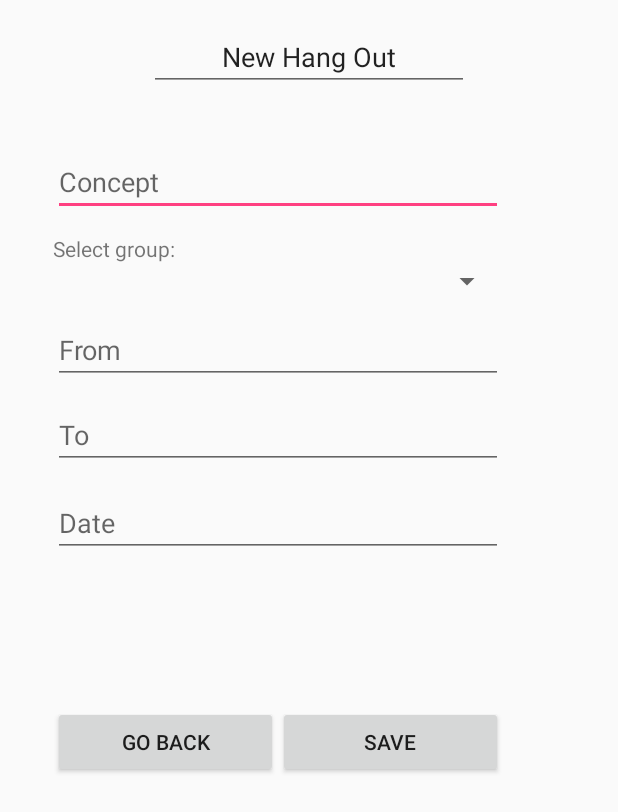
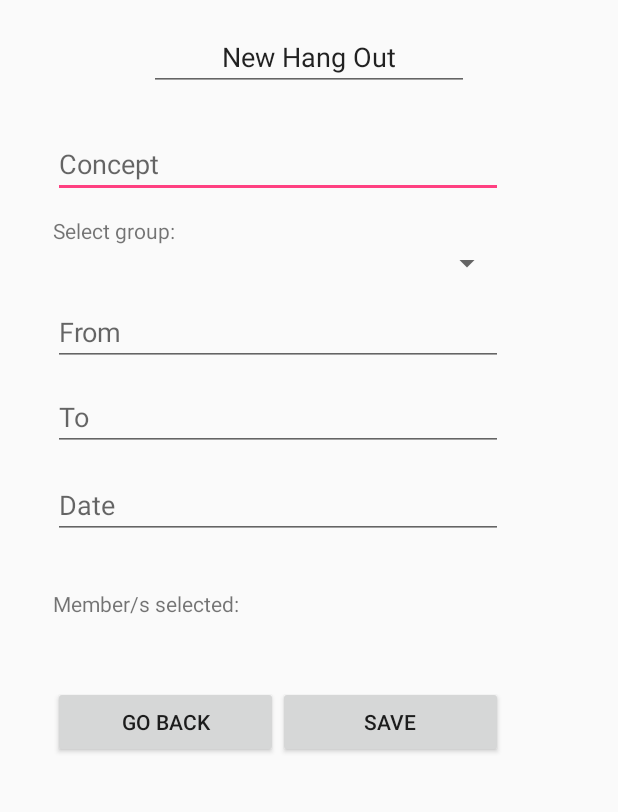
Before and after one commit to jordifoix/CA, an Android app: the fragment NewHangoutTab shown on its own in the app's theme, on a phone screen of 412 x 824 dp. Shown: the top 812 px of the screen. Run offline under Robolectric (Android 15) with nearby library versions, the phone set to English and light mode, and no system bars.

Commit message:
omplint NewHangoutTab

```diff
--- a/app/src/main/AndroidManifest.xml
+++ b/app/src/main/AndroidManifest.xml
@@ -23,5 +23,7 @@
             </intent-filter>
         </activity>
         <activity android:name=".Activities.LoginActivity" />
+        <activity android:name=".Activities.CreateGroup"></activity>
     </application>
+
 </manifest>
--- a/app/src/main/java/com/chillasso/chillasso/Activities/LoginActivity.java
+++ b/app/src/main/java/com/chillasso/chillasso/Activities/LoginActivity.java
@@ -46,6 +46,9 @@ public class LoginActivity extends AppCompatActivity {
         remember_me_checkBox = (CheckBox) findViewById(R.id.remember_me_checkbox);
         sign_up_button = (Button) findViewById(R.id.sign_up_button);
         sign_in_button = (Button) findViewById(R.id.sign_in_button);
+
+
+        //ppillar el telefon del mobil, i en settings tab posar canviar usuari, i en login tambe, pero nomes es pot crear amb el telefon del mobil
 
 
         mAuth = FirebaseAuth.getInstance();
--- a/app/src/main/java/com/chillasso/chillasso/Activities/MainActivity.java
+++ b/app/src/main/java/com/chillasso/chillasso/Activities/MainActivity.java
@@ -1,8 +1,7 @@
 package com.chillasso.chillasso.Activities;
 
+import android.content.Intent;
 import android.support.design.widget.TabLayout;
-import android.support.design.widget.FloatingActionButton;
-import android.support.design.widget.Snackbar;
 import android.support.v7.app.AppCompatActivity;
 import android.support.v7.widget.Toolbar;
 
@@ -75,6 +74,8 @@ public class MainActivity extends AppCompatActivity {
 
         //noinspection SimplifiableIfStatement
         if (id == R.id.action_settings) {
+            Intent intent = new Intent(MainActivity.this,CreateGroup.class);
+            startActivity(intent);
             return true;
         }
 
--- a/app/src/main/java/com/chillasso/chillasso/TabFragments/SettingsTab.java
+++ b/app/src/main/java/com/chillasso/chillasso/TabFragments/SettingsTab.java
@@ -17,7 +17,7 @@ public class SettingsTab extends Fragment{
     @Nullable
     @Override
     public View onCreateView(LayoutInflater inflater, @Nullable ViewGroup container, @Nullable Bundle savedInstanceState) {
-        View view = inflater.inflate(R.layout.settings_tab_layout,container,false);
+        View view = inflater.inflate(R.layout.settings_tab,container,false);
         return view;
     }
 }
--- /dev/null
+++ b/app/src/main/res/layout/active_hangouts_tab.xml
@@ -0,0 +1,6 @@
+<?xml version="1.0" encoding="utf-8"?>
+<LinearLayout xmlns:android="http://schemas.android.com/apk/res/android"
+    android:orientation="vertical" android:layout_width="match_parent"
+    android:layout_height="match_parent">
+
+</LinearLayout>
--- /dev/null
+++ b/app/src/main/res/layout/my_hangout_tab.xml
@@ -0,0 +1,6 @@
+<?xml version="1.0" encoding="utf-8"?>
+<LinearLayout xmlns:android="http://schemas.android.com/apk/res/android"
+    android:orientation="vertical" android:layout_width="match_parent"
+    android:layout_height="match_parent">
+
+</LinearLayout>
--- a/app/src/main/res/layout/new_hangouts_tab.xml
+++ b/app/src/main/res/layout/new_hangouts_tab.xml
@@ -22,13 +22,13 @@
             android:id="@+id/name_hangout_editText"
             android:layout_width="300dp"
             android:layout_height="wrap_content"
-            android:layout_alignLeft="@+id/from_time_editText"
-            android:layout_alignStart="@+id/from_time_editText"
-            android:layout_below="@+id/editText7"
-            android:layout_marginTop="38dp"
+            android:layout_marginTop="26dp"
             android:ems="10"
             android:hint="Concept"
-            android:inputType="textPersonName" />
+            android:inputType="textPersonName"
+            android:layout_below="@+id/editText7"
+            android:layout_alignLeft="@+id/textView5"
+            android:layout_alignStart="@+id/textView5" />
 
         <EditText
             android:id="@+id/from_time_editText"
@@ -71,41 +71,39 @@
         <RadioGroup
             android:id="@+id/member_grup_radioGroup"
             android:layout_width="300dp"
-            android:layout_height="wrap_content"
+            android:layout_height="0dp"
             android:layout_alignLeft="@+id/data_editText"
             android:layout_alignStart="@+id/data_editText"
             android:layout_below="@+id/data_editText"
-            android:layout_marginTop="46dp" />
+            android:layout_marginTop="19dp" />
 
         <Spinner
             android:id="@+id/group_spinner"
             android:layout_width="300dp"
             android:layout_height="wrap_content"
-            android:layout_below="@+id/textView5"
             android:layout_alignLeft="@+id/from_time_editText"
-            android:layout_alignStart="@+id/from_time_editText" />
+            android:layout_alignStart="@+id/from_time_editText"
+            android:layout_below="@+id/textView5" />
 
         <TextView
             android:id="@+id/textView5"
             android:layout_width="wrap_content"
             android:layout_height="wrap_content"
+            android:layout_alignLeft="@+id/group_spinner"
+            android:layout_alignStart="@+id/group_spinner"
+            android:layout_below="@+id/name_hangout_editText"
             android:layout_marginTop="12dp"
-            android:text="Select group:"
-            android:layout_below="@+id/name_hangout_editText"
-            android:layout_alignLeft="@+id/group_spinner"
-            android:layout_alignStart="@+id/group_spinner" />
+            android:text="Select group:" />
 
         <LinearLayout
-            android:layout_width="match_parent"
+            android:id="@+id/linearLayout"
+            android:layout_width="300dp"
             android:layout_height="50dp"
-            android:orientation="horizontal"
-            android:layout_marginTop="53dp"
-            android:layout_below="@+id/member_grup_radioGroup"
             android:layout_alignLeft="@+id/member_grup_radioGroup"
             android:layout_alignStart="@+id/member_grup_radioGroup"
-            android:id="@+id/linearLayout"
-            android:layout_alignRight="@+id/member_grup_radioGroup"
-            android:layout_alignEnd="@+id/member_grup_radioGroup">
+            android:layout_below="@+id/group_selected_users_textView"
+            android:layout_marginTop="26dp"
+            android:orientation="horizontal">
 
             <Button
                 android:id="@+id/go_back_button"
@@ -126,10 +124,19 @@
             android:id="@+id/group_selected_users_textView"
             android:layout_width="300dp"
             android:layout_height="wrap_content"
-            android:layout_marginTop="25dp"
+            android:layout_alignLeft="@+id/linearLayout"
+            android:layout_alignStart="@+id/linearLayout"
+            android:layout_below="@+id/textView" />
+
+        <TextView
+            android:id="@+id/textView"
+            android:layout_width="wrap_content"
+            android:layout_height="wrap_content"
+            android:layout_alignLeft="@+id/group_selected_users_textView"
+            android:layout_alignStart="@+id/group_selected_users_textView"
             android:layout_below="@+id/member_grup_radioGroup"
-            android:layout_alignLeft="@+id/linearLayout"
-            android:layout_alignStart="@+id/linearLayout" />
+            android:layout_marginTop="14dp"
+            android:text="Member/s selected: " />
 
     </RelativeLayout>
 
--- a/app/src/main/res/layout/settings_tab_layout.xml
+++ /dev/null
@@ -1,5 +0,0 @@
-<?xml version="1.0" encoding="utf-8"?>
-<RelativeLayout xmlns:android="http://schemas.android.com/apk/res/android"
-    android:layout_width="match_parent" android:layout_height="match_parent">
-
-</RelativeLayout>
```
Also changed, not shown: app/src/main/java/com/chillasso/chillasso/Activities/CreateGroup.java (added, +15 -0 lines), app/src/main/res/layout/activity_create_group.xml (added, +9 -0 lines), app/src/main/res/layout/settings_tab.xml (added, +26 -0 lines).
